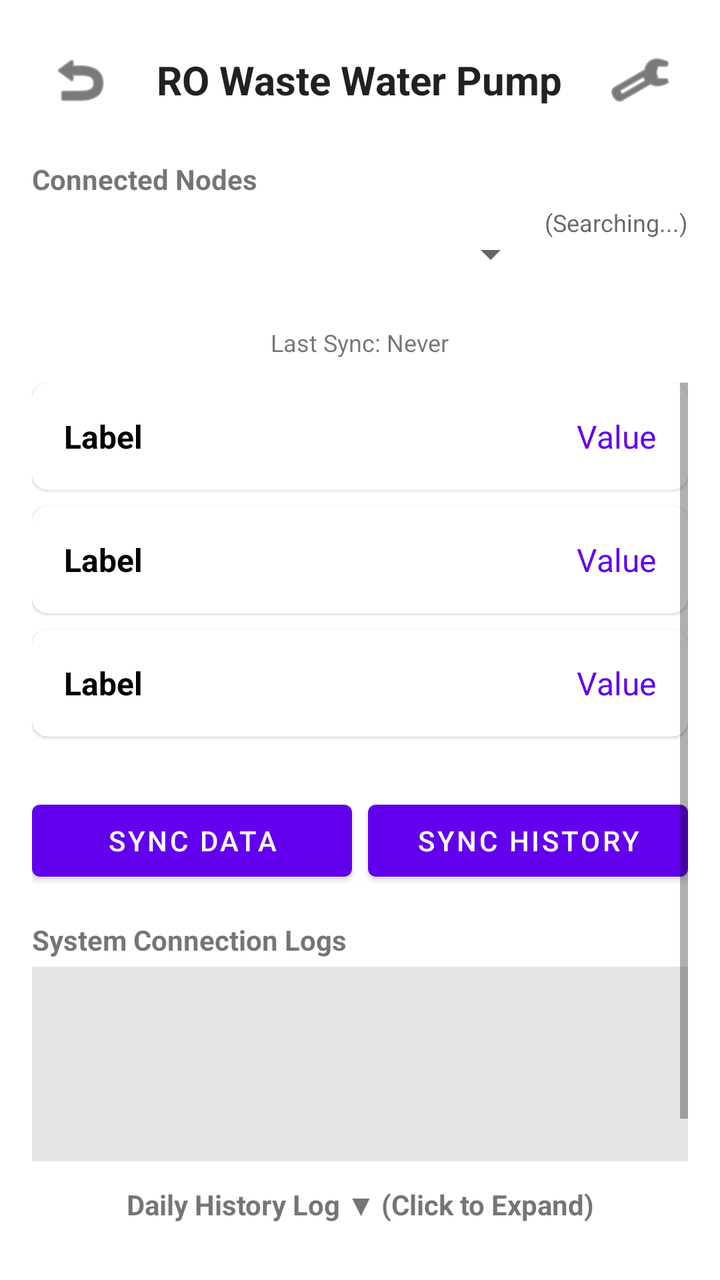
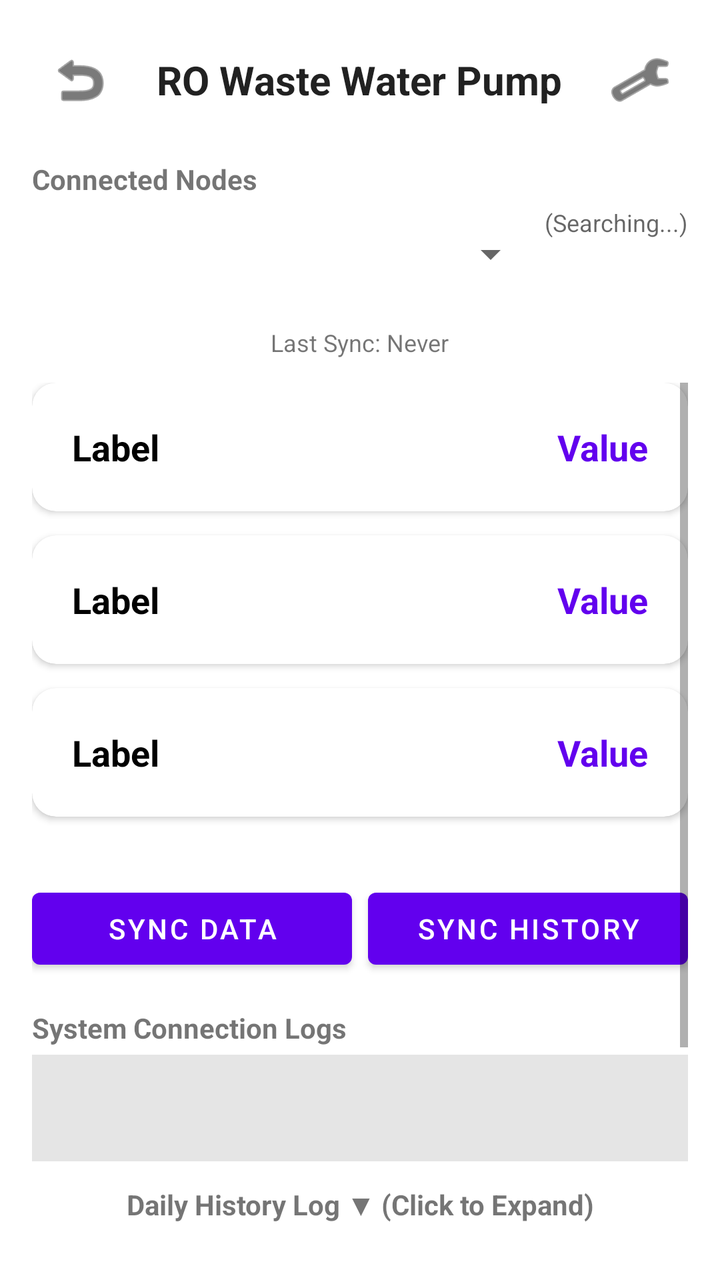

The first picture is an Android layout as it rendered before a commit; the second is the same layout after the commit. The layout source and the unified diff follow.
<!-- AndroidManifest.xml: application theme Theme.Sample -->
<!-- res/layout/activity_ro_water.xml -->
<?xml version="1.0" encoding="utf-8"?>
<LinearLayout xmlns:android="http://schemas.android.com/apk/res/android"
    xmlns:app="http://schemas.android.com/apk/res-auto"
    android:layout_width="match_parent"
    android:layout_height="match_parent"
    android:orientation="vertical"
    android:padding="16dp"
    android:background="?android:attr/colorBackground">

    <RelativeLayout
        android:layout_width="match_parent"
        android:layout_height="wrap_content"
        android:layout_marginBottom="16dp">

        <ImageButton
            android:id="@+id/btn_back"
            android:layout_width="48dp"
            android:layout_height="48dp"
            android:background="?attr/selectableItemBackgroundBorderless"
            android:src="@android:drawable/ic_menu_revert"
            android:contentDescription="@string/content_desc_back"
            app:tint="?android:attr/textColorPrimary" />

        <TextView
            android:layout_width="wrap_content"
            android:layout_height="wrap_content"
            android:layout_centerInParent="true"
            android:text="@string/title_ro_pump"
            android:textColor="?android:attr/textColorPrimary"
            android:textSize="20sp"
            android:textStyle="bold" />

        <ImageButton
            android:id="@+id/btn_settings"
            android:layout_width="48dp"
            android:layout_height="48dp"
            android:layout_alignParentEnd="true"
            android:background="?attr/selectableItemBackgroundBorderless"
            android:src="@android:drawable/ic_menu_manage"
            app:tint="?android:attr/textColorPrimary" />
    </RelativeLayout>

    <LinearLayout
        android:id="@+id/card_ip_sync"
        android:layout_width="match_parent"
        android:layout_height="wrap_content"
        android:orientation="vertical"
        android:layout_marginBottom="12dp">

        <TextView
            android:layout_width="wrap_content"
            android:layout_height="wrap_content"
            android:text="Connected Nodes"
            android:textStyle="bold"
            android:layout_marginBottom="4dp"/>

        <LinearLayout
            android:layout_width="match_parent"
            android:layout_height="wrap_content"
            android:orientation="horizontal">

            <Spinner
                android:id="@+id/node_selector"
                android:layout_width="0dp"
                android:layout_height="48dp"
                android:layout_weight="1" />

            <TextView
                android:id="@+id/available_nodes_info"
                android:layout_width="wrap_content"
                android:layout_height="wrap_content"
                android:text=" (Searching...)"
                android:textSize="12sp"
                android:textColor="?android:attr/textColorSecondary"/>
        </LinearLayout>
    </LinearLayout>

    <TextView
        android:id="@+id/sync_status"
        android:layout_width="wrap_content"
        android:layout_height="wrap_content"
        android:text="Last Sync: Never"
        android:textSize="12sp"
        android:layout_gravity="center_horizontal"
        android:layout_marginBottom="12dp" />

    <ScrollView
        android:id="@+id/status_scroll_view"
        android:layout_width="match_parent"
        android:layout_height="0dp"
        android:layout_weight="1">

        <LinearLayout
            android:layout_width="match_parent"
            android:layout_height="wrap_content"
            android:orientation="vertical">

            <include android:id="@+id/row_pump_status" layout="@layout/item_status_row" />
            <include android:id="@+id/row_water_level" layout="@layout/item_status_row" />
            <include android:id="@+id/row_manual" layout="@layout/item_status_row" />

            <LinearLayout
                android:layout_width="match_parent"
                android:layout_height="wrap_content"
                android:orientation="horizontal"
                android:layout_marginTop="20dp">

                <Button
                    android:id="@+id/btn_sync"
                    android:layout_width="0dp"
                    android:layout_height="wrap_content"
                    android:layout_weight="1"
                    android:text="Sync Data"
                    android:layout_marginEnd="8dp"/>

                <Button
                    android:id="@+id/btn_sync_history"
                    android:layout_width="0dp"
                    android:layout_height="wrap_content"
                    android:layout_weight="1"
                    android:text="Sync History" />
            </LinearLayout>

            <TextView
                android:layout_width="wrap_content"
                android:layout_height="wrap_content"
                android:text="System Connection Logs"
                android:textStyle="bold"
                android:layout_marginTop="16dp"
                android:layout_marginBottom="4dp"/>

            <ScrollView
                android:id="@+id/log_scroll_view"
                android:layout_width="match_parent"
                android:layout_height="120dp"
                android:background="#1A000000"
                android:padding="8dp">
                <TextView
                    android:id="@+id/tv_connection_logs"
                    android:layout_width="match_parent"
                    android:layout_height="wrap_content"
                    android:textSize="11sp"
                    android:fontFamily="monospace"/>
            </ScrollView>
        </LinearLayout>
    </ScrollView>

    <TextView
        android:id="@+id/history_header"
        android:layout_width="match_parent"
        android:layout_height="wrap_content"
        android:background="?attr/selectableItemBackground"
        android:gravity="center"
        android:padding="12dp"
        android:text="@string/history_expand"
        android:textStyle="bold" />

    <HorizontalScrollView
        android:id="@+id/history_container"
        android:layout_width="match_parent"
        android:layout_height="0dp"
        android:layout_weight="1"
        android:visibility="gone">

        <LinearLayout
            android:layout_width="wrap_content"
            android:layout_height="match_parent"
            android:orientation="vertical">

            <TableLayout
                android:id="@+id/history_table"
                android:layout_width="wrap_content"
                android:layout_height="wrap_content"
                android:padding="8dp">
                <TableRow android:background="#444">
                    <TextView android:text="Date" android:textColor="#FFF" android:padding="8dp" android:textStyle="bold"/>
                    <TextView android:text="Time" android:textColor="#FFF" android:padding="8dp" android:textStyle="bold"/>
                    <TextView android:text="Event" android:textColor="#FFF" android:padding="8dp" android:textStyle="bold"/>
                    <TextView android:text="Pump" android:textColor="#FFF" android:padding="8dp" android:textStyle="bold"/>
                    <TextView android:text="Level" android:textColor="#FFF" android:padding="8dp" android:textStyle="bold"/>
                    <TextView android:text="Manual" android:textColor="#FFF" android:padding="8dp" android:textStyle="bold"/>
                </TableRow>
            </TableLayout>

            <Button
                android:id="@+id/btn_clear_history"
                android:layout_width="wrap_content"
                android:layout_height="wrap_content"
                android:layout_gravity="center"
                android:layout_marginTop="8dp"
                android:text="Clear Device History"
                style="@style/Widget.MaterialComponents.Button.TextButton"/>
        </LinearLayout>
    </HorizontalScrollView>

</LinearLayout>
<!-- res/layout/item_status_row.xml (included above) -->
<?xml version="1.0" encoding="utf-8"?>
<com.google.android.material.card.MaterialCardView xmlns:android="http://schemas.android.com/apk/res/android"
    xmlns:app="http://schemas.android.com/apk/res-auto"
    android:layout_width="match_parent"
    android:layout_height="wrap_content"
    android:layout_marginBottom="8dp"
    app:cardCornerRadius="8dp"
    app:cardElevation="1dp">

    <LinearLayout
        android:layout_width="match_parent"
        android:layout_height="wrap_content"
        android:orientation="horizontal"
        android:padding="16dp"
        android:gravity="center_vertical">

        <TextView
            android:id="@+id/label"
            android:layout_width="0dp"
            android:layout_height="wrap_content"
            android:layout_weight="1"
            android:text="Label"
            android:textColor="?attr/colorOnSurface"
            android:textStyle="bold"
            android:textSize="16sp" />

        <com.google.android.material.switchmaterial.SwitchMaterial
            android:id="@+id/sensor_switch"
            android:layout_width="wrap_content"
            android:layout_height="wrap_content"
            android:layout_marginEnd="8dp"
            android:visibility="gone" />

        <TextView
            android:id="@+id/value"
            android:layout_width="wrap_content"
            android:layout_height="wrap_content"
            android:text="Value"
            android:textSize="16sp"
            android:textColor="?attr/colorPrimary" />

    </LinearLayout>
</com.google.android.material.card.MaterialCardView>
<!-- resources referenced by this layout -->
<resources>
  <string name="content_desc_back">Back to Menu</string>
  <string name="history_expand">Daily History Log ▼ (Click to Expand)</string>
  <string name="title_ro_pump">RO Waste Water Pump</string>
  <style name="Theme.Sample" parent="Theme.MaterialComponents.DayNight.NoActionBar">
          
          <item name="colorPrimary">@color/purple_500</item>
          <item name="colorPrimaryVariant">@color/purple_700</item>
          <item name="colorOnPrimary">@color/white</item>
          
          <item name="colorSecondary">@color/teal_200</item>
          <item name="colorSecondaryVariant">@color/teal_700</item>
          <item name="colorOnSecondary">@color/black</item>
          
          <item name="android:statusBarColor">?attr/colorPrimaryVariant</item>
          
      </style>
  <color name="purple_500">#FF6200EE</color>
  <color name="purple_700">#FF3700B3</color>
  <color name="white">#FFFFFFFF</color>
  <color name="teal_200">#FF03DAC5</color>
  <color name="teal_700">#FF018786</color>
  <color name="black">#FF000000</color>
</resources>

<!-- the commit's change to res/layout/activity_ro_water.xml (unified diff, before → after) -->
@@ -162,35 +162,43 @@
         android:layout_weight="1"
         android:visibility="gone">
 
-        <LinearLayout
+        <ScrollView
             android:layout_width="wrap_content"
             android:layout_height="match_parent"
-            android:orientation="vertical">
-
-            <TableLayout
-                android:id="@+id/history_table"
+            android:fillViewport="true">
+
+            <LinearLayout
                 android:layout_width="wrap_content"
                 android:layout_height="wrap_content"
+                android:orientation="vertical"
                 android:padding="8dp">
-                <TableRow android:background="#444">
-                    <TextView android:text="Date" android:textColor="#FFF" android:padding="8dp" android:textStyle="bold"/>
-                    <TextView android:text="Time" android:textColor="#FFF" android:padding="8dp" android:textStyle="bold"/>
-                    <TextView android:text="Event" android:textColor="#FFF" android:padding="8dp" android:textStyle="bold"/>
-                    <TextView android:text="Pump" android:textColor="#FFF" android:padding="8dp" android:textStyle="bold"/>
-                    <TextView android:text="Level" android:textColor="#FFF" android:padding="8dp" android:textStyle="bold"/>
-                    <TextView android:text="Manual" android:textColor="#FFF" android:padding="8dp" android:textStyle="bold"/>
-                </TableRow>
-            </TableLayout>
-
-            <Button
-                android:id="@+id/btn_clear_history"
-                android:layout_width="wrap_content"
-                android:layout_height="wrap_content"
-                android:layout_gravity="center"
-                android:layout_marginTop="8dp"
-                android:text="Clear Device History"
-                style="@style/Widget.MaterialComponents.Button.TextButton"/>
-        </LinearLayout>
+
+                <TableLayout
+                    android:id="@+id/history_table"
+                    android:layout_width="wrap_content"
+                    android:layout_height="wrap_content">
+
+                    <TableRow android:background="#444">
+                        <TextView android:text="Date" android:textColor="#FFF" android:padding="8dp" android:textStyle="bold"/>
+                        <TextView android:text="Time" android:textColor="#FFF" android:padding="8dp" android:textStyle="bold"/>
+                        <TextView android:text="Event" android:textColor="#FFF" android:padding="8dp" android:textStyle="bold"/>
+                        <TextView android:text="Pump" android:textColor="#FFF" android:padding="8dp" android:textStyle="bold"/>
+                        <TextView android:text="Level" android:textColor="#FFF" android:padding="8dp" android:textStyle="bold"/>
+                        <TextView android:text="Manual" android:textColor="#FFF" android:padding="8dp" android:textStyle="bold"/>
+                        <TextView android:text="Heap" android:textColor="#FFF" android:padding="8dp" android:textStyle="bold"/>
+                    </TableRow>
+                </TableLayout>
+
+                <Button
+                    android:id="@+id/btn_clear_history"
+                    android:layout_width="wrap_content"
+                    android:layout_height="wrap_content"
+                    android:layout_gravity="center"
+                    android:layout_marginTop="8dp"
+                    android:text="Clear Device History"
+                    style="@style/Widget.MaterialComponents.Button.TextButton"/>
+            </LinearLayout>
+        </ScrollView>
     </HorizontalScrollView>
 
 </LinearLayout>
@@ -200,15 +208,15 @@
     xmlns:app="http://schemas.android.com/apk/res-auto"
     android:layout_width="match_parent"
     android:layout_height="wrap_content"
-    android:layout_marginBottom="8dp"
-    app:cardCornerRadius="8dp"
-    app:cardElevation="1dp">
+    android:layout_marginBottom="12dp"
+    app:cardCornerRadius="12dp"
+    app:cardElevation="2dp">
 
     <LinearLayout
         android:layout_width="match_parent"
         android:layout_height="wrap_content"
         android:orientation="horizontal"
-        android:padding="16dp"
+        android:padding="20dp"
         android:gravity="center_vertical">
 
         <TextView
@@ -219,13 +227,15 @@
             android:text="Label"
             android:textColor="?attr/colorOnSurface"
             android:textStyle="bold"
-            android:textSize="16sp" />
+            android:textSize="18sp" />
 
         <com.google.android.material.switchmaterial.SwitchMaterial
             android:id="@+id/sensor_switch"
             android:layout_width="wrap_content"
             android:layout_height="wrap_content"
-            android:layout_marginEnd="8dp"
+            android:layout_marginEnd="12dp"
+            android:scaleX="1.1"
+            android:scaleY="1.1"
             android:visibility="gone" />
 
         <TextView
@@ -233,7 +243,8 @@
             android:layout_width="wrap_content"
             android:layout_height="wrap_content"
             android:text="Value"
-            android:textSize="16sp"
+            android:textSize="18sp"
+            android:textStyle="bold"
             android:textColor="?attr/colorPrimary" />
 
     </LinearLayout>
